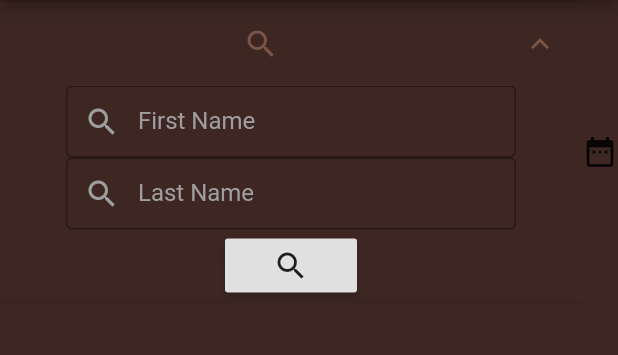
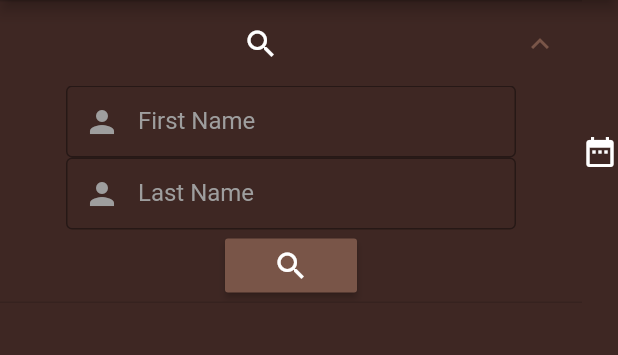
Before and after one commit to pandaandbun/Flutter-RedAlert, a Flutter app: the screen it shows after launch, after a tap on the "search" icon, on a phone screen of 412 x 824 dp, the part 84-439 px from its top. Run offline on Flutter 3.47's test engine with Material 2 defaults, Android fonts, the phone set to English and light mode, and no system bars; our stand-ins replace charts_flutter, cloud_firestore, firebase_core, flutter_local_notifications, google_maps_flutter, sqflite and 1 more; accounts and stored records are empty.

Commit message:
FIX - clean up and comment

```diff
--- a/lib/Missing Person/missing_person_dialog.dart
+++ b/lib/Missing Person/missing_person_dialog.dart
@@ -3,6 +3,7 @@ import 'dart:ui';
 import 'package:flutter/material.dart';
 import 'package:intl/intl.dart';
 
+// Pop up dialog for main page
 class PeopleDialog extends StatelessWidget {
 
   final person;
--- a/lib/Missing Person/missing_person_list.dart
+++ b/lib/Missing Person/missing_person_list.dart
@@ -7,14 +7,8 @@ import 'missing_person_list_tile.dart';
 import '../Database/missing_person_database.dart';
 import '../Database/filter_by_date_model.dart';
 
-// import '../notification.dart';
-// import 'package:timezone/timezone.dart' as tz;
-// import 'package:timezone/data/latest.dart' as tz;
-// import 'dart:math';
-
 class MissingPersonList extends StatelessWidget {
   final savedPeople;
-  // final _notifications = Notifications();
 
   MissingPersonList(this.savedPeople);
 
@@ -28,23 +22,19 @@ class MissingPersonList extends StatelessWidget {
     final DateModel dateModel = context.watch<DateModel>();
     Stream stream;
 
-    // _notifications.init();
-
-    /*final _notifications = Notifications();
-    tz.initializeTimeZones();
-    tz.setLocalLocation(tz.getLocation('America/Detroit'));
-    _notifications.init();*/
-
     DateTime filterByDate = dateModel.getDate();
     if (filterByDate != null) {
+      // Filter List after selecting date
       stream = missingPeople.getPersonWhereDate(filterByDate);
     } else {
+      // list with everyone
       stream = missingPeople.getAllPeople();
     }
 
     return streamList(stream);
   }
 
+  // Wait for list from firebase
   Widget streamList(stream) => StreamBuilder(
       stream: stream,
       builder: (context, snapshot) {
@@ -73,17 +63,4 @@ class MissingPersonList extends StatelessWidget {
               MissingPersonListTile(people[index]),
         ),
       );
-
-  // void _notifyFeaturedPerson(_notifications, persons) {
-  //   print("activated");
-  //   int count = persons.length();
-  //   var random = new Random();
-  //   int index = random.nextInt(count);
-  //   Person person = persons[index];
-
-  //   _notifications.sendNotificationDaily(
-  //     'Highlighted Missing Person',
-  //     '{$person.firstName} {$person.lastName} is still missing, last seen in {$person.city}, {$person.province}',
-  //     tz.TZDateTime.parse(tz.getLocation('America/Detroit'), '2099-01-01 23:35:00'));
-  // }
 }
--- a/lib/Missing Person/missing_person_list_tile.dart
+++ b/lib/Missing Person/missing_person_list_tile.dart
@@ -47,8 +47,10 @@ class _MissingPersonListTileState extends State<MissingPersonListTile> {
     List<String> selectedPeople = selectedPeopleModel.getDocIds();
 
     if (selectedPeople.length == 0) {
+      // deselect item after saving to local db
       refresh(false);
     } else if (selectedPeople.contains(widget.person.reference.id)) {
+      // select even after item is destroy by ListView
       refresh(true);
     }
 
@@ -120,7 +122,10 @@ class _MissingPersonListTileState extends State<MissingPersonListTile> {
 
   //notifyButton: a button which processes a future notification for the accociated person.
   Widget notifyButton() => IconButton(
-        icon: Icon(Icons.notification_important_sharp),
+        icon: Icon(
+          Icons.add_alert,
+          color: Colors.white,
+        ),
         onPressed: () async {
           var when =
               await _selectDate(context); //function which opens a DatePicker
--- a/lib/Missing Person/missing_person_screen.dart
+++ b/lib/Missing Person/missing_person_screen.dart
@@ -11,6 +11,7 @@ import 'missing_person_list.dart';
 import '../Database/saved_people_database.dart';
 import '../Database/selected_item_model.dart';
 
+// Missing Person Initial Page
 class MissingPerson extends StatelessWidget {
   @override
   Widget build(BuildContext context) {
@@ -41,6 +42,7 @@ class MissingPerson extends StatelessWidget {
     );
   }
 
+  // Save button for saving people to local list
   Widget savedButton(SavedPeopleModel savedPeopleModel,
           SelectedPeopleModel selectedPeopleModel) =>
       Builder(
--- a/lib/Saved/saved_person_list_tile.dart
+++ b/lib/Saved/saved_person_list_tile.dart
@@ -5,6 +5,7 @@ import 'package:intl/intl.dart';
 import '../Database/missing_person_database.dart';
 import '../Database/saved_people_database.dart';
 
+// Item Card
 class SavedPersonTile extends StatelessWidget {
   final doc;
   final DateFormat formatter = DateFormat('MMMM dd, yyyy');
@@ -21,6 +22,7 @@ class SavedPersonTile extends StatelessWidget {
     return personCard(person, savedPeopleModel);
   }
 
+  // Card delete button
   Widget delBtn(SavedPeopleModel savedPeopleModel) => RaisedButton(
         child: Icon(Icons.delete),
         color: Colors.red[200],
@@ -29,6 +31,7 @@ class SavedPersonTile extends StatelessWidget {
         },
       );
 
+  // Person card
   Widget personCard(Person person, SavedPeopleModel savedPeopleModel) => Card(
         child: Column(
           mainAxisSize: MainAxisSize.min,
@@ -42,6 +45,7 @@ class SavedPersonTile extends StatelessWidget {
         color: Colors.brown,
       );
 
+  // PErson Card Image
   Widget personCardImage(Person person) => ClipRRect(
         borderRadius: BorderRadius.circular(8.0),
         child: Image.network(
@@ -50,18 +54,23 @@ class SavedPersonTile extends StatelessWidget {
         ),
       );
 
+  // Person Card Text
   Widget personCardText(Person person, SavedPeopleModel savedPeopleModel) =>
-      Column(
-        children: [
+      Column(children: [
         SizedBox(height: 10),
         Text(
           person.firstName + " " + person.lastName,
-          style: TextStyle(color: Colors.white),
+          style: TextStyle(
+            color: Colors.white,
+            fontSize: 20,
+          ),
+          textAlign: TextAlign.center,
         ),
         SizedBox(height: 10),
         Text(
           formatter.format(person.missingSince),
           style: TextStyle(color: Colors.white),
+          textAlign: TextAlign.center,
         ),
         SizedBox(height: 10),
         Text(
--- a/lib/Saved/saved_person_screen.dart
+++ b/lib/Saved/saved_person_screen.dart
@@ -6,6 +6,7 @@ import '../drawer.dart';
 
 import 'saved_person_list.dart';
 
+// Save Person Screen Main Page
 class SavedPersonScreen extends StatelessWidget {
   @override
   Widget build(BuildContext context) {
--- a/lib/Search Bar/search_bar.dart
+++ b/lib/Search Bar/search_bar.dart
@@ -2,15 +2,18 @@ import 'package:flutter/material.dart';
 import 'search_list.dart';
 import 'search_form.dart';
 
+// Class to store text field value
 class Name {
   String firstName;
   String lastName;
 }
 
+// Search Bar
 class SearchBar extends StatelessWidget {
   final _formKey = GlobalKey<FormState>();
   final Name name = Name();
 
+  // Show result as a dialog
   Future<void> _findPeople(scaffoldContext) async {
     await showDialog(
         context: scaffoldContext,
@@ -27,7 +30,10 @@ class SearchBar extends StatelessWidget {
   Widget build(BuildContext context) {
     return Expanded(
         child: ExpansionTile(
-      title: Icon(Icons.search),
+      title: Icon(
+        Icons.search,
+        color: Colors.white,
+      ),
       children: [
         SearchForm(_formKey, name),
         searchBtn(context),
@@ -35,8 +41,13 @@ class SearchBar extends StatelessWidget {
     ));
   }
 
+  // Search Icon Button
   Widget searchBtn(context) => RaisedButton(
-        child: Icon(Icons.search),
+        color: Colors.brown,
+        child: Icon(
+          Icons.search,
+          color: Colors.white,
+        ),
         onPressed: () {
           _formKey.currentState.save();
           if (name.firstName.isNotEmpty || name.lastName.isNotEmpty) {
--- a/lib/Search Bar/search_form.dart
+++ b/lib/Search Bar/search_form.dart
@@ -26,7 +26,7 @@ class SearchForm extends StatelessWidget {
   Widget firstNameForm() => TextFormField(
         decoration: const InputDecoration(
           prefixIcon: Icon(
-            Icons.search,
+            Icons.person,
             color: Colors.grey,
           ),
           hintText: 'John',
@@ -45,7 +45,7 @@ class SearchForm extends StatelessWidget {
   Widget lastNameForm() => TextFormField(
         decoration: const InputDecoration(
           prefixIcon: Icon(
-            Icons.search,
+            Icons.person,
             color: Colors.grey,
           ),
           hintText: 'Doe',
--- a/lib/calendar.dart
+++ b/lib/calendar.dart
@@ -20,7 +20,10 @@ class _CalendarState extends State<Calendar> {
 
   Widget _buildDoB(DateModel dateModel) {
     return GestureDetector(
-        child: Icon(Icons.date_range),
+        child: Icon(
+          Icons.date_range,
+          color: Colors.white,
+        ),
         onTap: () {
           showDatePicker(
                   context: context,
--- a/lib/drawer.dart
+++ b/lib/drawer.dart
@@ -8,34 +8,10 @@ class DrawerMenu extends StatelessWidget {
     return Drawer(
       child: ListView(padding: EdgeInsets.zero, children: [
         drawerHeader(),
-        ListTile(
-          leading: Icon(Icons.list),
-          title: Text('Missing Person'),
-          onTap: () => currentRoute == '/'
-              ? Navigator.pop(context)
-              : Navigator.pushReplacementNamed(context, '/'),
-        ),
-        ListTile(
-          leading: Icon(Icons.save),
-          title: Text('Saved'),
-          onTap: () => currentRoute == '/saved'
-              ? Navigator.pop(context)
-              : Navigator.pushReplacementNamed(context, '/saved'),
-        ),
-        // ListTile(
-        //   leading: Icon(Icons.map),
-        //   title: Text('Map'),
-        //   onTap: () => currentRoute == '/map'
-        //       ? Navigator.pop(context)
-        //       : Navigator.pushReplacementNamed(context, '/map'),
-        // ),
-        ListTile(
-          leading: Icon(Icons.show_chart),
-          title: Text('Charts'),
-          onTap: () => currentRoute == '/charts'
-              ? Navigator.pop(context)
-              : Navigator.pushReplacementNamed(context, '/charts'),
-        ),
+        missingScreenDrawer(currentRoute, context),
+        savedSceeenDrawer(currentRoute, context),
+        // mapScreenDrawer(currentRoute, context),
+        chartScreenDrawer(currentRoute, context),
       ]),
     );
   }
@@ -45,13 +21,52 @@ class DrawerMenu extends StatelessWidget {
         color: Colors.brown[900],
       ),
       child: Center(
-        child: Text(
-          'Red Alert',
-          style: TextStyle(
+          child: Row(
+        mainAxisAlignment: MainAxisAlignment.center,
+        children: [
+          Icon(
+            Icons.add_alert,
             color: Colors.white,
-            fontSize: 24,
           ),
-          // textAlign: TextAlign.center,
-        ),
-      ));
+          Text(
+            'Red Alert',
+            style: TextStyle(
+              color: Colors.white,
+              fontSize: 24,
+            ),
+          ),
+        ],
+      )));
+
+  Widget missingScreenDrawer(String currentRoute, context) => ListTile(
+        leading: Icon(Icons.list),
+        title: Text('Missing Person'),
+        onTap: () => currentRoute == '/'
+            ? Navigator.pop(context)
+            : Navigator.pushReplacementNamed(context, '/'),
+      );
+
+  Widget savedSceeenDrawer(String currentRoute, context) => ListTile(
+        leading: Icon(Icons.save),
+        title: Text('Saved'),
+        onTap: () => currentRoute == '/saved'
+            ? Navigator.pop(context)
+            : Navigator.pushReplacementNamed(context, '/saved'),
+      );
+
+  Widget mapScreenDrawer(String currentRoute, context) => ListTile(
+        leading: Icon(Icons.map),
+        title: Text('Map'),
+        onTap: () => currentRoute == '/map'
+            ? Navigator.pop(context)
+            : Navigator.pushReplacementNamed(context, '/map'),
+      );
+
+  Widget chartScreenDrawer(String currentRoute, context) => ListTile(
+        leading: Icon(Icons.show_chart),
+        title: Text('Charts'),
+        onTap: () => currentRoute == '/charts'
+            ? Navigator.pop(context)
+            : Navigator.pushReplacementNamed(context, '/charts'),
+      );
 }
```
